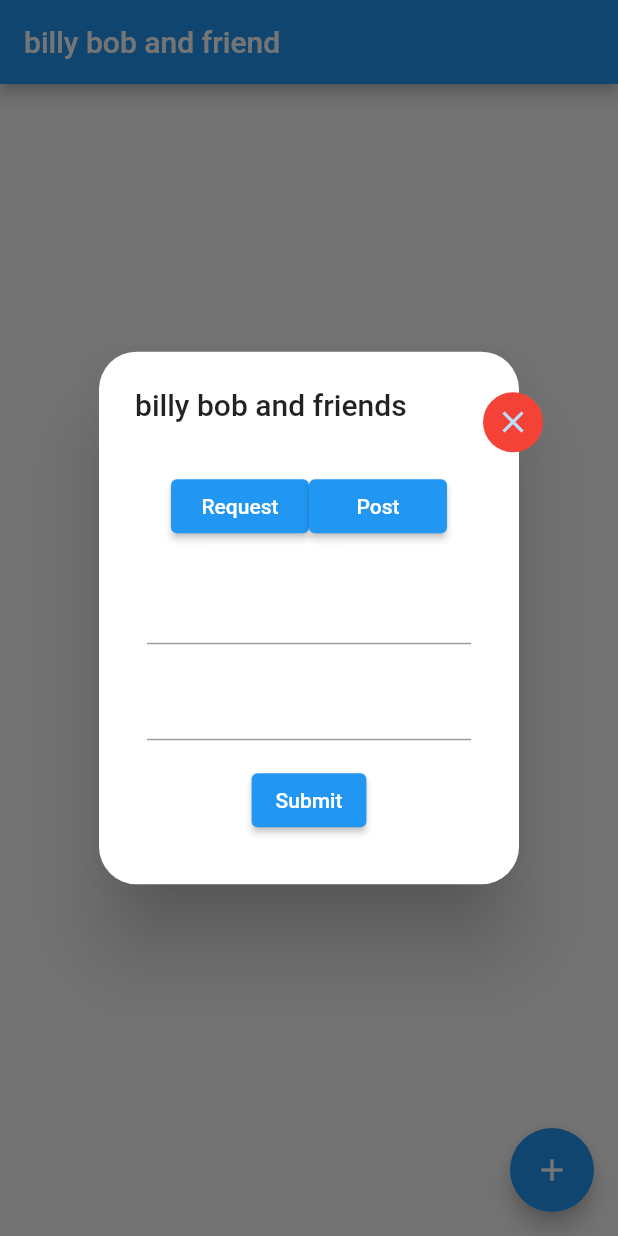
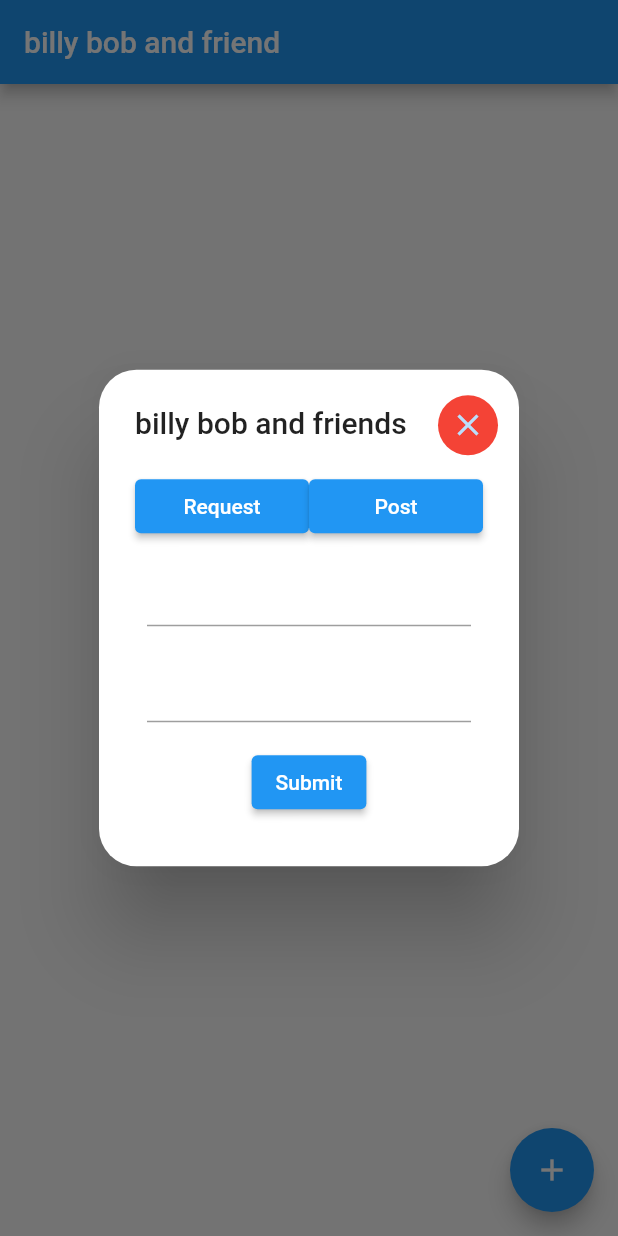
Before and after one commit to SiGMobileUIUC/xchange, a Flutter app: the screen it shows after launch, after a tap on the "add" icon, on a phone screen of 412 x 824 dp. Run offline on Flutter 3.47's test engine with Material 2 defaults, Android fonts, the phone set to English and light mode, and no system bars; drawn by our look-alikes of flutter_platform_widgets; statements that could not run were skipped.

Commit message:
Update home.dart

```diff
--- a/lib/src/screens/home.dart
+++ b/lib/src/screens/home.dart
@@ -12,70 +12,31 @@ class Home extends StatefulWidget {
 
 class _HomeState extends State<Home> {
   int _counter = 0;
+  dynamic type;
+
   var titleController = TextEditingController();
   var descriptionController = TextEditingController();
-  dynamic type;
+
   final _formKey = GlobalKey<FormState>();
-  int bob = 5;
+
   List<RequestItem> entries = <RequestItem>[];
   List<int> colorCodes = <int>[];
 
-  void _incrementCounter() {
+  void _addPopup() {
     _counter++;
-    showDialog(
-      context: context,
-      builder: (BuildContext context) {
-        return AlertDialog(
-          insetPadding: const EdgeInsets.all(30),
-          shape: const RoundedRectangleBorder(
-                   borderRadius: BorderRadius.all(Radius.circular(25.0))
-               ),
-          title: const Text('billy bob and friends'),
-          content: Stack(
-            clipBehavior: Clip.none,
+
+    Widget toggleType = Row(
       children: <Widget>[
-              Positioned(
-                right: -40.0,
-                top: -40.0,
-                child: InkResponse(
-                  onTap: () {
-                    Navigator.of(context).pop();
-                  },
-                  child: const CircleAvatar(
-                    child: Icon(Icons.close),
-                    backgroundColor: Colors.red,
-                  ),
-                ),
-              ),
-              Form(
-                key: _formKey,
-                child: Column(
-                  mainAxisSize: MainAxisSize.min,
-                  children: <Widget>[
-                    Padding(
-                      padding: const EdgeInsets.all(8.0),
-                      child: ListTile(
-                        title: Row(
-                        children: <Widget>[
-                          Expanded(child: ElevatedButton(onPressed: () {type = false;},child: Text("Request"))),
-                          Expanded(child: ElevatedButton(onPressed: () {type = true;},child: Text("Post"))),
-            ] ,
-          ),
-        )
-                    ),
-                    Padding(
-                      padding: const EdgeInsets.all(8.0),
-                      child: TextFormField(
-                        controller: titleController,
-                      ),
-                    ),
-                    Padding(
-                      padding: const EdgeInsets.all(8.0),
-                      child: TextFormField(
-                        controller: descriptionController,
-                      ),
-                    ),
-                    Padding(
+        Expanded(
+            child: ElevatedButton(
+                onPressed: () => type = false, child: const Text("Request"))),
+        Expanded(
+            child: ElevatedButton(
+                onPressed: () => type = true, child: const Text("Post"))),
+      ],
+    );
+
+    Widget submitButton = Padding(
       padding: const EdgeInsets.all(8.0),
       child: ElevatedButton(
         child: const Text("Submit"),
@@ -93,15 +54,62 @@ class _HomeState extends State<Home> {
           setState(() {});
         },
       ),
-                    )
+    );
+
+    Widget form = Form(
+      key: _formKey,
+      child: Column(
+        mainAxisSize: MainAxisSize.min,
+        children: <Widget>[
+          toggleType,
+          // Form field 1
+          Padding(
+            padding: const EdgeInsets.all(8.0),
+            child: TextFormField(
+              controller: titleController,
+            ),
+          ),
+          // Form field 2
+          Padding(
+            padding: const EdgeInsets.all(8.0),
+            child: TextFormField(
+              controller: descriptionController,
+            ),
+          ),
+          submitButton,
         ],
       ),
+    );
+
+    Widget redXbutton(BuildContext context) {
+      return Positioned(
+        right: -10.0,
+        top: -50.0,
+        child: InkResponse(
+          onTap: () => Navigator.of(context).pop(),
+          child: const CircleAvatar(
+            child: Icon(Icons.close),
+            backgroundColor: Colors.red,
           ),
-            ],
+        ),
+      );
+    }
+
+    showDialog(
+      context: context,
+      builder: (BuildContext context) {
+        return AlertDialog(
+          shape: const RoundedRectangleBorder(
+              borderRadius: BorderRadius.all(Radius.circular(25.0))),
+          title: const Text('billy bob and friends'),
+          content: Stack(
+            clipBehavior: Clip.none,
+            children: <Widget>[redXbutton(context), form],
           ),
         );
       },
     );
+
     setState(() {});
   }
 
@@ -123,8 +131,8 @@ class _HomeState extends State<Home> {
         },
       ),
       floatingActionButton: FloatingActionButton(
-        onPressed: _incrementCounter,
-        tooltip: 'Increment',
+        onPressed: _addPopup,
+        tooltip: 'Add a Request/Post',
         child: const Icon(Icons.add),
       ), // This trailing comma makes auto-formatting nicer for build methods.
     );
```
Lines whose indentation alone changed are shown as unchanged.
